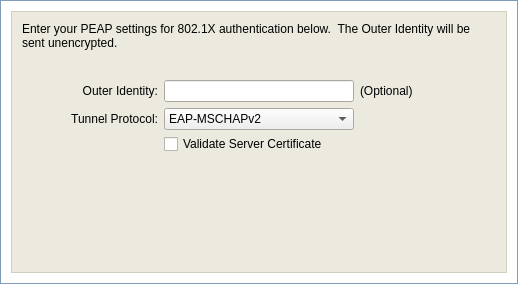
This is xsupplicant-ui/Skins/Default/wizardPageDot1XInnerProtocol.ui in Zero3K/xsupplicant as Qt 5 draws it before an edit. The edited form follows.
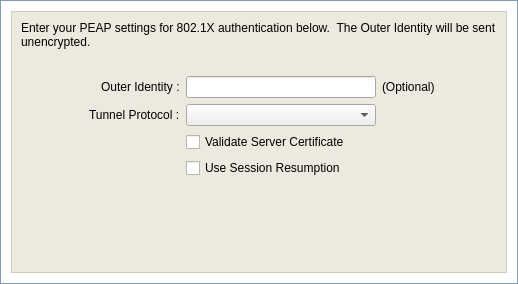
This is the edited form.

Commit message: Added UI elements to configure session resumption for TTLS and PEAP.  Fixed a bug with the TLS configuration where using the back button in the configuration wizard could cause a crash.

Patch:
```diff
--- a/xsupplicant-ui/Skins/Default/wizardPageDot1XInnerProtocol.ui
+++ b/xsupplicant-ui/Skins/Default/wizardPageDot1XInnerProtocol.ui
@@ -285,21 +285,6 @@
          <enum>QFrame::Plain</enum>
         </property>
         <layout class="QVBoxLayout" >
-         <property name="spacing" >
-          <number>10</number>
-         </property>
-         <property name="leftMargin" >
-          <number>10</number>
-         </property>
-         <property name="topMargin" >
-          <number>10</number>
-         </property>
-         <property name="rightMargin" >
-          <number>10</number>
-         </property>
-         <property name="bottomMargin" >
-          <number>10</number>
-         </property>
          <item>
           <widget class="QLabel" name="labelMessage" >
            <property name="palette" >
@@ -364,89 +349,78 @@
            <property name="sizeHint" >
             <size>
              <width>20</width>
-             <height>20</height>
+             <height>21</height>
             </size>
            </property>
           </spacer>
          </item>
          <item>
-          <widget class="QFrame" name="frame_4" >
-           <property name="sizePolicy" >
-            <sizepolicy vsizetype="Fixed" hsizetype="Preferred" >
-             <horstretch>0</horstretch>
-             <verstretch>0</verstretch>
-            </sizepolicy>
-           </property>
-           <property name="frameShape" >
-            <enum>QFrame::NoFrame</enum>
-           </property>
-           <property name="frameShadow" >
-            <enum>QFrame::Raised</enum>
-           </property>
-           <layout class="QHBoxLayout" >
-            <property name="spacing" >
-             <number>6</number>
-            </property>
-            <property name="leftMargin" >
-             <number>0</number>
-            </property>
-            <property name="topMargin" >
-             <number>0</number>
-            </property>
-            <property name="rightMargin" >
-             <number>0</number>
-            </property>
-            <property name="bottomMargin" >
-             <number>0</number>
-            </property>
-            <item>
+          <layout class="QGridLayout" >
+           <item row="0" column="0" colspan="2" >
              <spacer>
               <property name="orientation" >
                <enum>Qt::Horizontal</enum>
               </property>
-              <property name="sizeType" >
-               <enum>QSizePolicy::Expanding</enum>
-              </property>
               <property name="sizeHint" >
                <size>
-                <width>2</width>
+               <width>40</width>
                 <height>20</height>
                </size>
               </property>
              </spacer>
             </item>
-            <item>
-             <widget class="QFrame" name="frame_3" >
-              <property name="sizePolicy" >
-               <sizepolicy vsizetype="Expanding" hsizetype="Preferred" >
-                <horstretch>0</horstretch>
-                <verstretch>0</verstretch>
-               </sizepolicy>
-              </property>
-              <property name="frameShape" >
-               <enum>QFrame::NoFrame</enum>
-              </property>
-              <property name="frameShadow" >
-               <enum>QFrame::Raised</enum>
-              </property>
-              <layout class="QVBoxLayout" >
-               <property name="spacing" >
-                <number>4</number>
-               </property>
-               <property name="leftMargin" >
-                <number>0</number>
-               </property>
-               <property name="topMargin" >
-                <number>0</number>
-               </property>
-               <property name="rightMargin" >
-                <number>0</number>
-               </property>
-               <property name="bottomMargin" >
-                <number>0</number>
-               </property>
-               <item>
+           <item row="0" column="2" >
                 <widget class="QLabel" name="labelOuterId" >
+             <property name="palette" >
+              <palette>
+               <active>
+                <colorrole role="WindowText" >
+                 <brush brushstyle="SolidPattern" >
+                  <color alpha="255" >
+                   <red>0</red>
+                   <green>0</green>
+                   <blue>0</blue>
+                  </color>
+                 </brush>
+                </colorrole>
+               </active>
+               <inactive>
+                <colorrole role="WindowText" >
+                 <brush brushstyle="SolidPattern" >
+                  <color alpha="255" >
+                   <red>0</red>
+                   <green>0</green>
+                   <blue>0</blue>
+                  </color>
+                 </brush>
+                </colorrole>
+               </inactive>
+               <disabled>
+                <colorrole role="WindowText" >
+                 <brush brushstyle="SolidPattern" >
+                  <color alpha="255" >
+                   <red>127</red>
+                   <green>127</green>
+                   <blue>127</blue>
+                  </color>
+                 </brush>
+                </colorrole>
+               </disabled>
+              </palette>
+             </property>
+             <property name="font" >
+              <font>
+               <family>Arial</family>
+               <pointsize>9</pointsize>
+              </font>
+             </property>
+             <property name="text" >
+              <string>Outer Identity :</string>
+             </property>
+            </widget>
+           </item>
+           <item row="0" column="3" >
+            <widget class="QLineEdit" name="lineEdit" >
                  <property name="sizePolicy" >
                   <sizepolicy vsizetype="Fixed" hsizetype="Fixed" >
                    <horstretch>0</horstretch>
@@ -455,16 +429,20 @@
                  </property>
                  <property name="minimumSize" >
                   <size>
-                   <width>110</width>
+               <width>190</width>
                    <height>22</height>
                   </size>
                  </property>
                  <property name="maximumSize" >
                   <size>
-                   <width>110</width>
+               <width>190</width>
                    <height>22</height>
                   </size>
                  </property>
+            </widget>
+           </item>
+           <item row="0" column="4" >
+            <widget class="QLabel" name="labelOptional" >
                  <property name="palette" >
                   <palette>
                    <active>
@@ -509,49 +487,38 @@
                   </font>
                  </property>
                  <property name="text" >
-                  <string>Outer Identity:</string>
-                 </property>
-                 <property name="alignment" >
-                  <set>Qt::AlignRight|Qt::AlignTrailing|Qt::AlignVCenter</set>
+              <string>(Optional)</string>
                  </property>
                 </widget>
                </item>
-               <item>
+           <item row="0" column="5" >
                 <spacer>
                  <property name="orientation" >
-                  <enum>Qt::Vertical</enum>
-                 </property>
-                 <property name="sizeType" >
-                  <enum>QSizePolicy::Fixed</enum>
-                 </property>
+              <enum>Qt::Horizontal</enum>
+             </property>
+             <property name="sizeHint" >
+              <size>
+               <width>40</width>
+               <height>20</height>
+              </size>
+             </property>
+            </spacer>
+           </item>
+           <item row="1" column="0" >
+            <spacer>
+             <property name="orientation" >
+              <enum>Qt::Horizontal</enum>
+             </property>
                  <property name="sizeHint" >
                   <size>
-                   <width>20</width>
-                   <height>2</height>
+               <width>16</width>
+               <height>20</height>
                   </size>
                  </property>
                 </spacer>
                </item>
-               <item>
+           <item row="1" column="1" colspan="2" >
                 <widget class="QLabel" name="labelProtocol" >
-                 <property name="sizePolicy" >
-                  <sizepolicy vsizetype="Fixed" hsizetype="Fixed" >
-                   <horstretch>0</horstretch>
-                   <verstretch>0</verstretch>
-                  </sizepolicy>
-                 </property>
-                 <property name="minimumSize" >
-                  <size>
-                   <width>110</width>
-                   <height>22</height>
-                  </size>
-                 </property>
-                 <property name="maximumSize" >
-                  <size>
-                   <width>110</width>
-                   <height>22</height>
-                  </size>
-                 </property>
                  <property name="palette" >
                   <palette>
                    <active>
@@ -596,114 +563,12 @@
                   </font>
                  </property>
                  <property name="text" >
-                  <string>Tunnel Protocol:</string>
-                 </property>
-                 <property name="alignment" >
-                  <set>Qt::AlignRight|Qt::AlignTrailing|Qt::AlignVCenter</set>
-                 </property>
-                </widget>
-               </item>
-               <item>
-                <spacer>
-                 <property name="orientation" >
-                  <enum>Qt::Vertical</enum>
-                 </property>
-                 <property name="sizeHint" >
-                  <size>
-                   <width>20</width>
-                   <height>2</height>
-                  </size>
-                 </property>
-                </spacer>
-               </item>
-              </layout>
-             </widget>
-            </item>
-            <item>
-             <widget class="QFrame" name="frame_2" >
-              <property name="sizePolicy" >
-               <sizepolicy vsizetype="Fixed" hsizetype="Preferred" >
-                <horstretch>0</horstretch>
-                <verstretch>0</verstretch>
-               </sizepolicy>
-              </property>
-              <property name="frameShape" >
-               <enum>QFrame::NoFrame</enum>
-              </property>
-              <property name="frameShadow" >
-               <enum>QFrame::Raised</enum>
-              </property>
-              <layout class="QVBoxLayout" >
-               <property name="spacing" >
-                <number>4</number>
-               </property>
-               <property name="leftMargin" >
-                <number>0</number>
-               </property>
-               <property name="topMargin" >
-                <number>0</number>
-               </property>
-               <property name="rightMargin" >
-                <number>0</number>
-               </property>
-               <property name="bottomMargin" >
-                <number>0</number>
-               </property>
-               <item>
-                <widget class="QLineEdit" name="dataFieldOuterID" >
-                 <property name="sizePolicy" >
-                  <sizepolicy vsizetype="Fixed" hsizetype="Fixed" >
-                   <horstretch>0</horstretch>
-                   <verstretch>0</verstretch>
-                  </sizepolicy>
-                 </property>
-                 <property name="minimumSize" >
-                  <size>
-                   <width>190</width>
-                   <height>22</height>
-                  </size>
-                 </property>
-                 <property name="maximumSize" >
-                  <size>
-                   <width>190</width>
-                   <height>22</height>
-                  </size>
-                 </property>
-                 <property name="font" >
-                  <font>
-                   <family>Arial</family>
-                   <pointsize>9</pointsize>
-                  </font>
-                 </property>
-                 <property name="maxLength" >
-                  <number>256</number>
-                 </property>
-                </widget>
-               </item>
-               <item>
-                <spacer>
-                 <property name="orientation" >
-                  <enum>Qt::Vertical</enum>
-                 </property>
-                 <property name="sizeType" >
-                  <enum>QSizePolicy::Fixed</enum>
-                 </property>
-                 <property name="sizeHint" >
-                  <size>
-                   <width>20</width>
-                   <height>2</height>
-                  </size>
-                 </property>
-                </spacer>
-               </item>
-               <item>
+              <string>Tunnel Protocol :</string>
+             </property>
+            </widget>
+           </item>
+           <item row="1" column="3" >
                 <widget class="QComboBox" name="comboBoxProtocol" >
-                 <property name="sizePolicy" >
-                  <sizepolicy vsizetype="Fixed" hsizetype="Fixed" >
-                   <horstretch>0</horstretch>
-                   <verstretch>0</verstretch>
-                  </sizepolicy>
-                 </property>
                  <property name="minimumSize" >
                   <size>
                    <width>190</width>
@@ -716,32 +581,68 @@
                    <height>22</height>
                   </size>
                  </property>
-                 <property name="font" >
-                  <font>
-                   <family>Arial</family>
-                   <pointsize>9</pointsize>
-                  </font>
-                 </property>
-                 <item>
-                  <property name="text" >
-                   <string>EAP-MSCHAPv2</string>
-                  </property>
-                 </item>
-                 <item>
-                  <property name="text" >
-                   <string>EAP-GTC</string>
-                  </property>
-                 </item>
-                </widget>
-               </item>
-               <item>
+            </widget>
+           </item>
+           <item row="1" column="4" >
+            <spacer>
+             <property name="orientation" >
+              <enum>Qt::Vertical</enum>
+             </property>
+             <property name="sizeType" >
+              <enum>QSizePolicy::Minimum</enum>
+             </property>
+             <property name="sizeHint" >
+              <size>
+               <width>20</width>
+               <height>16</height>
+              </size>
+             </property>
+            </spacer>
+           </item>
+           <item row="1" column="5" >
+            <spacer>
+             <property name="orientation" >
+              <enum>Qt::Horizontal</enum>
+             </property>
+             <property name="sizeHint" >
+              <size>
+               <width>40</width>
+               <height>20</height>
+              </size>
+             </property>
+            </spacer>
+           </item>
+           <item row="2" column="0" colspan="2" >
+            <spacer>
+             <property name="orientation" >
+              <enum>Qt::Horizontal</enum>
+             </property>
+             <property name="sizeHint" >
+              <size>
+               <width>40</width>
+               <height>20</height>
+              </size>
+             </property>
+            </spacer>
+           </item>
+           <item row="2" column="2" >
+            <spacer>
+             <property name="orientation" >
+              <enum>Qt::Vertical</enum>
+             </property>
+             <property name="sizeType" >
+              <enum>QSizePolicy::Minimum</enum>
+             </property>
+             <property name="sizeHint" >
+              <size>
+               <width>20</width>
+               <height>16</height>
+              </size>
+             </property>
+            </spacer>
+           </item>
+           <item row="2" column="3" >
                 <widget class="QCheckBox" name="checkBoxValidateCert" >
-                 <property name="sizePolicy" >
-                  <sizepolicy vsizetype="Fixed" hsizetype="Expanding" >
-                   <horstretch>0</horstretch>
-                   <verstretch>0</verstretch>
-                  </sizepolicy>
-                 </property>
                  <property name="palette" >
                   <palette>
                    <active>
@@ -790,59 +691,66 @@
                  </property>
                 </widget>
                </item>
-              </layout>
-             </widget>
-            </item>
-            <item>
-             <widget class="QFrame" name="frame_5" >
-              <property name="sizePolicy" >
-               <sizepolicy vsizetype="Expanding" hsizetype="Fixed" >
-                <horstretch>0</horstretch>
-                <verstretch>0</verstretch>
-               </sizepolicy>
-              </property>
-              <property name="frameShape" >
-               <enum>QFrame::NoFrame</enum>
-              </property>
-              <property name="frameShadow" >
-               <enum>QFrame::Raised</enum>
-              </property>
-              <layout class="QVBoxLayout" >
-               <property name="spacing" >
-                <number>0</number>
-               </property>
-               <property name="leftMargin" >
-                <number>0</number>
-               </property>
-               <property name="topMargin" >
-                <number>0</number>
-               </property>
-               <property name="rightMargin" >
-                <number>0</number>
-               </property>
-               <property name="bottomMargin" >
-                <number>0</number>
-               </property>
-               <item>
-                <widget class="QLabel" name="labelOptional" >
-                 <property name="sizePolicy" >
-                  <sizepolicy vsizetype="Fixed" hsizetype="Fixed" >
-                   <horstretch>0</horstretch>
-                   <verstretch>0</verstretch>
-                  </sizepolicy>
-                 </property>
-                 <property name="minimumSize" >
+           <item row="2" column="4" >
+            <spacer>
+             <property name="orientation" >
+              <enum>Qt::Vertical</enum>
+             </property>
+             <property name="sizeType" >
+              <enum>QSizePolicy::Minimum</enum>
+             </property>
+             <property name="sizeHint" >
+              <size>
+               <width>20</width>
+               <height>16</height>
+              </size>
+             </property>
+            </spacer>
+           </item>
+           <item row="2" column="5" >
+            <spacer>
+             <property name="orientation" >
+              <enum>Qt::Horizontal</enum>
+             </property>
+             <property name="sizeHint" >
+              <size>
+               <width>40</width>
+               <height>20</height>
+              </size>
+             </property>
+            </spacer>
+           </item>
+           <item row="3" column="0" colspan="2" >
+            <spacer>
+             <property name="orientation" >
+              <enum>Qt::Horizontal</enum>
+             </property>
+             <property name="sizeHint" >
+              <size>
+               <width>40</width>
+               <height>20</height>
+              </size>
+             </property>
+            </spacer>
+           </item>
+           <item row="3" column="2" >
+            <spacer>
+             <property name="orientation" >
+              <enum>Qt::Vertical</enum>
+             </property>
+             <property name="sizeType" >
+              <enum>QSizePolicy::Minimum</enum>
+             </property>
+             <property name="sizeHint" >
                   <size>
-                   <width>110</width>
-                   <height>22</height>
-                  </size>
-                 </property>
-                 <property name="maximumSize" >
-                  <size>
-                   <width>110</width>
-                   <height>22</height>
-                  </size>
-                 </property>
+               <width>20</width>
+               <height>16</height>
+              </size>
+             </property>
+            </spacer>
+           </item>
+           <item row="3" column="3" >
+            <widget class="QCheckBox" name="checkBoxSessionResume" >
                  <property name="palette" >
                   <palette>
                    <active>
@@ -887,47 +795,40 @@
                   </font>
                  </property>
                  <property name="text" >
-                  <string>(Optional)</string>
-                 </property>
-                 <property name="alignment" >
-                  <set>Qt::AlignLeading|Qt::AlignLeft|Qt::AlignVCenter</set>
+              <string>Use Session Resumption</string>
                  </property>
                 </widget>
                </item>
-               <item>
+           <item row="3" column="4" >
                 <spacer>
                  <property name="orientation" >
                   <enum>Qt::Vertical</enum>
                  </property>
+             <property name="sizeType" >
+              <enum>QSizePolicy::Minimum</enum>
+             </property>
                  <property name="sizeHint" >
                   <size>
                    <width>20</width>
-                   <height>2</height>
+               <height>16</height>
                   </size>
                  </property>
                 </spacer>
                </item>
-              </layout>
-             </widget>
-            </item>
-            <item>
+           <item row="3" column="5" >
              <spacer>
               <property name="orientation" >
                <enum>Qt::Horizontal</enum>
               </property>
-              <property name="sizeType" >
-               <enum>QSizePolicy::Expanding</enum>
-              </property>
               <property name="sizeHint" >
                <size>
-                <width>2</width>
+               <width>40</width>
                 <height>20</height>
                </size>
               </property>
              </spacer>
             </item>
            </layout>
-          </widget>
          </item>
          <item>
           <spacer>
```
Lines whose indentation alone changed are shown as unchanged. The commit also changes 4 other files.
